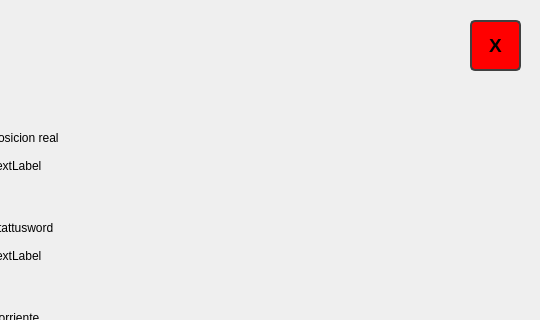
This is mainwindow.ui in WenceslaoFB/InterfazAGV_QT as Qt 5 draws it before an edit; both pictures show x 540 to 1080 and y 0 to 320 of the 1080 by 600 pixel window. The edited form follows.
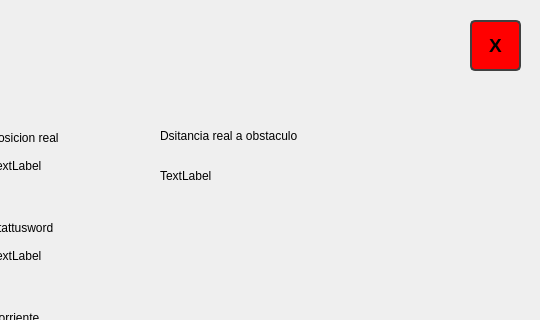
This is the edited form. The open tabs and pages were chosen to show the change.

Commit message: deberia andar sensor dist

Patch:
```diff
--- a/mainwindow.ui
+++ b/mainwindow.ui
@@ -3556,6 +3556,32 @@
        <string>TextLabel</string>
       </property>
      </widget>
+     <widget class="QLabel" name="label_28">
+      <property name="geometry">
+       <rect>
+        <x>690</x>
+        <y>120</y>
+        <width>161</width>
+        <height>31</height>
+       </rect>
+      </property>
+      <property name="text">
+       <string>Dsitancia real a obstaculo</string>
+      </property>
+     </widget>
+     <widget class="QLabel" name="label_dist_real">
+      <property name="geometry">
+       <rect>
+        <x>690</x>
+        <y>160</y>
+        <width>71</width>
+        <height>31</height>
+       </rect>
+      </property>
+      <property name="text">
+       <string>TextLabel</string>
+      </property>
+     </widget>
     </widget>
    </widget>
   </widget>
```
Left out of the diff: 2 changed lines with no effect on the pictures. The commit also changes 5 other files.
